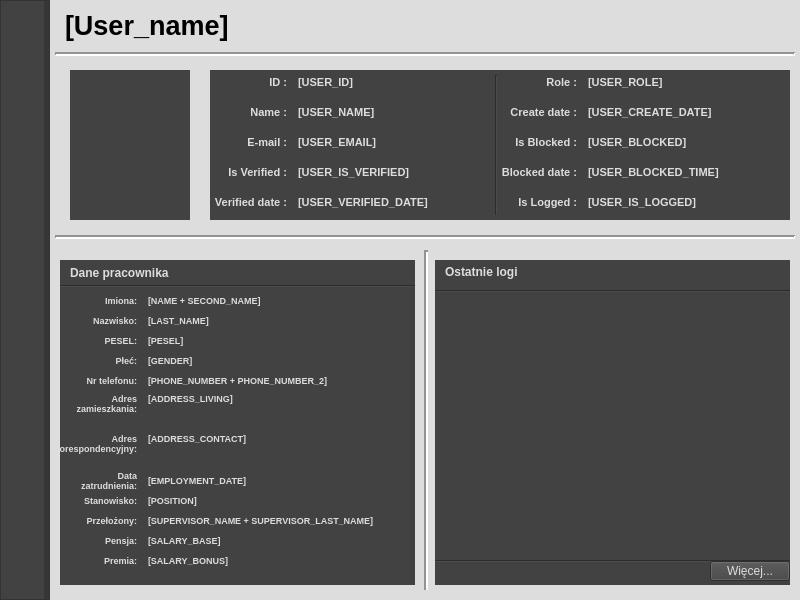
First picture: the form in w_mainwindow.ui, repository jszmigiel2304/Clinic_Client_User_Profile, before the edit.
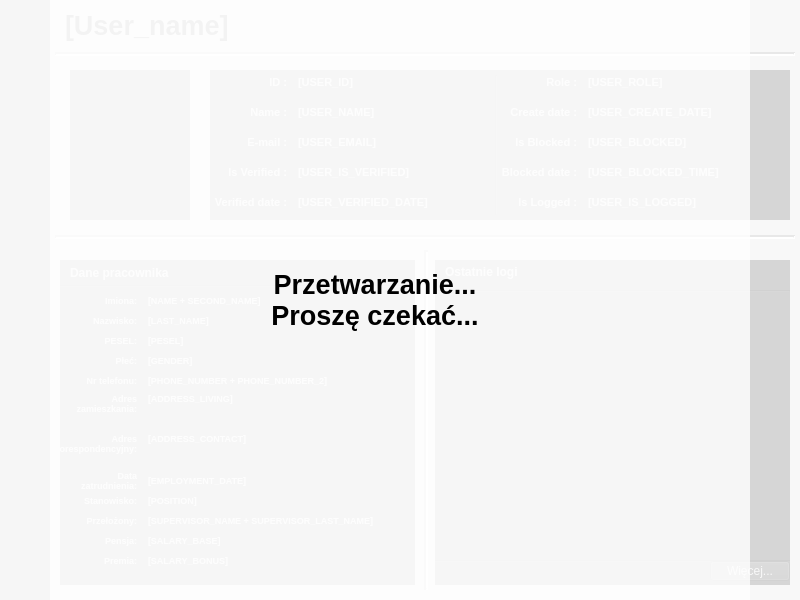
Second picture: the form after the edit. Icons and pictures are not drawn.

Patch:
```diff
--- a/w_mainwindow.ui
+++ b/w_mainwindow.ui
@@ -10,6 +10,18 @@
     <height>600</height>
    </rect>
   </property>
+  <property name="minimumSize">
+   <size>
+    <width>800</width>
+    <height>600</height>
+   </size>
+  </property>
+  <property name="maximumSize">
+   <size>
+    <width>800</width>
+    <height>600</height>
+   </size>
+  </property>
   <property name="windowTitle">
    <string>Clinic Client - User Panel</string>
   </property>
@@ -1561,6 +1573,56 @@
      </property>
     </widget>
    </widget>
+   <widget class="QWidget" name="w_mask" native="true">
+    <property name="geometry">
+     <rect>
+      <x>0</x>
+      <y>0</y>
+      <width>800</width>
+      <height>600</height>
+     </rect>
+    </property>
+    <property name="font">
+     <font>
+      <bold>true</bold>
+     </font>
+    </property>
+    <property name="styleSheet">
+     <string notr="true">background-color: rgba(255, 255, 255, 200);</string>
+    </property>
+    <widget class="QLabel" name="l_processingText">
+     <property name="geometry">
+      <rect>
+       <x>0</x>
+       <y>0</y>
+       <width>750</width>
+       <height>600</height>
+      </rect>
+     </property>
+     <property name="font">
+      <font>
+       <pointsize>20</pointsize>
+       <bold>true</bold>
+      </font>
+     </property>
+     <property name="styleSheet">
+      <string notr="true">color: rgb(0, 0, 0);</string>
+     </property>
+     <property name="text">
+      <string>Przetwarzanie...
+Proszę czekać...</string>
+     </property>
+     <property name="alignment">
+      <set>Qt::AlignCenter</set>
+     </property>
+     <property name="wordWrap">
+      <bool>true</bool>
+     </property>
+     <property name="indent">
+      <number>0</number>
+     </property>
+    </widget>
+   </widget>
   </widget>
  </widget>
  <resources>
```
Left out of the diff: 20 changed lines with no effect on the pictures.
